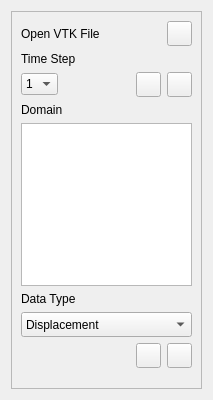
This is starter/FENGSim/Visual/VTKDockWidget.ui in OpenDigitalTwin-Dev/FENGSim as Qt 5 draws it before an edit. The edited form follows.
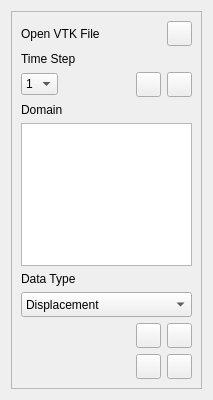
This is the edited form. Icons and pictures are not drawn.

```diff
--- a/starter/FENGSim/Visual/VTKDockWidget.ui
+++ b/starter/FENGSim/Visual/VTKDockWidget.ui
@@ -313,6 +313,69 @@
         </item>
        </widget>
       </item>
+      <item>
+       <layout class="QHBoxLayout" name="horizontalLayout_4">
+        <item>
+         <spacer name="horizontalSpacer_4">
+          <property name="orientation">
+           <enum>Qt::Horizontal</enum>
+          </property>
+          <property name="sizeHint" stdset="0">
+           <size>
+            <width>40</width>
+            <height>20</height>
+           </size>
+          </property>
+         </spacer>
+        </item>
+        <item>
+         <widget class="QPushButton" name="pushButton_7">
+          <property name="minimumSize">
+           <size>
+            <width>25</width>
+            <height>25</height>
+           </size>
+          </property>
+          <property name="maximumSize">
+           <size>
+            <width>25</width>
+            <height>25</height>
+           </size>
+          </property>
+          <property name="text">
+           <string/>
+          </property>
+          <property name="icon">
+           <iconset resource="../MainWindow.qrc">
+            <normaloff>:/main_wind/figure/main_wind/open.png</normaloff>:/main_wind/figure/main_wind/open.png</iconset>
+          </property>
+         </widget>
+        </item>
+        <item>
+         <widget class="QPushButton" name="pushButton_6">
+          <property name="minimumSize">
+           <size>
+            <width>25</width>
+            <height>25</height>
+           </size>
+          </property>
+          <property name="maximumSize">
+           <size>
+            <width>25</width>
+            <height>25</height>
+           </size>
+          </property>
+          <property name="text">
+           <string/>
+          </property>
+          <property name="icon">
+           <iconset resource="../CADWindow.qrc">
+            <normaloff>:/cad_wind/figure/cad_wind/ok.png</normaloff>:/cad_wind/figure/cad_wind/ok.png</iconset>
+          </property>
+         </widget>
+        </item>
+       </layout>
+      </item>
       <item>
        <layout class="QHBoxLayout" name="horizontalLayout_3">
         <property name="spacing">
```
